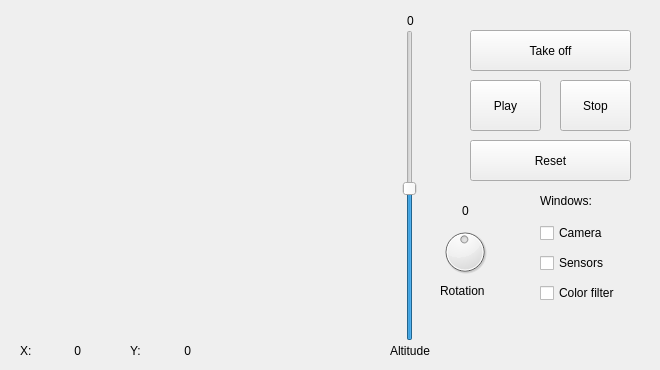
Qt form catkin_ws/src/rqt_follow_road/resource/follow_road.ui (TheRoboticsClub/colab-gsoc2019-Nikhil_Khedekar) before a commit.
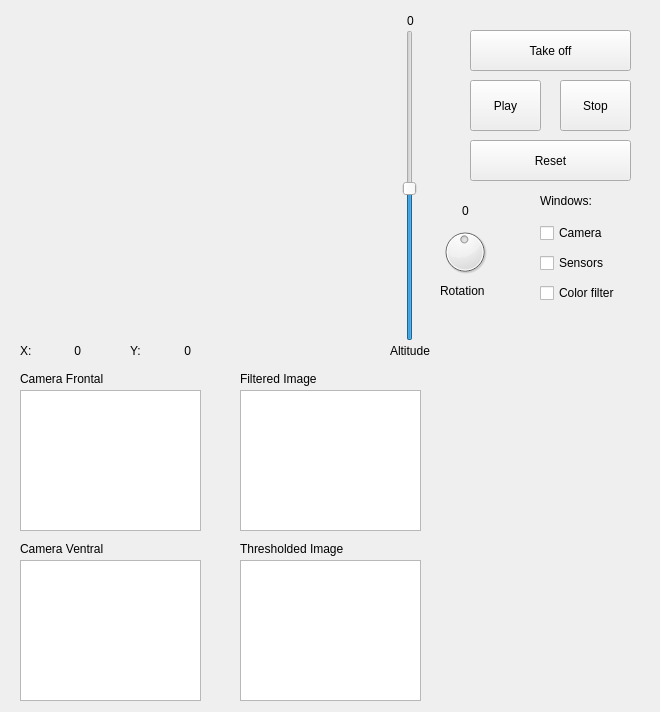
The same form after that commit. Icons and pictures are not drawn.

```diff
--- a/catkin_ws/src/rqt_follow_road/resource/follow_road.ui
+++ b/catkin_ws/src/rqt_follow_road/resource/follow_road.ui
@@ -7,7 +7,7 @@
     <x>0</x>
     <y>0</y>
     <width>660</width>
-    <height>370</height>
+    <height>712</height>
    </rect>
   </property>
   <property name="minimumSize">
@@ -19,13 +19,21 @@
   <property name="maximumSize">
    <size>
     <width>660</width>
-    <height>370</height>
+    <height>1000</height>
    </size>
   </property>
   <property name="windowTitle">
    <string>Follow Road</string>
   </property>
-  <widget class="QWidget" name="centralwidget">
+  <widget class="QWidget" name="centralwidget" native="true">
+   <property name="geometry">
+    <rect>
+     <x>0</x>
+     <y>0</y>
+     <width>651</width>
+     <height>361</height>
+    </rect>
+   </property>
    <widget class="QPushButton" name="takeoffButton">
     <property name="geometry">
      <rect>
@@ -316,6 +324,98 @@
     </layout>
    </widget>
   </widget>
+  <widget class="QGraphicsView" name="cam_frontal">
+   <property name="geometry">
+    <rect>
+     <x>20</x>
+     <y>390</y>
+     <width>181</width>
+     <height>141</height>
+    </rect>
+   </property>
+  </widget>
+  <widget class="QLabel" name="label">
+   <property name="geometry">
+    <rect>
+     <x>20</x>
+     <y>370</y>
+     <width>111</width>
+     <height>17</height>
+    </rect>
+   </property>
+   <property name="text">
+    <string>Camera Frontal</string>
+   </property>
+  </widget>
+  <widget class="QLabel" name="label_2">
+   <property name="geometry">
+    <rect>
+     <x>20</x>
+     <y>540</y>
+     <width>111</width>
+     <height>17</height>
+    </rect>
+   </property>
+   <property name="text">
+    <string>Camera Ventral</string>
+   </property>
+  </widget>
+  <widget class="QGraphicsView" name="cam_ventral">
+   <property name="geometry">
+    <rect>
+     <x>20</x>
+     <y>560</y>
+     <width>181</width>
+     <height>141</height>
+    </rect>
+   </property>
+  </widget>
+  <widget class="QGraphicsView" name="img_filtered">
+   <property name="geometry">
+    <rect>
+     <x>240</x>
+     <y>390</y>
+     <width>181</width>
+     <height>141</height>
+    </rect>
+   </property>
+  </widget>
+  <widget class="QGraphicsView" name="img_threshed">
+   <property name="geometry">
+    <rect>
+     <x>240</x>
+     <y>560</y>
+     <width>181</width>
+     <height>141</height>
+    </rect>
+   </property>
+  </widget>
+  <widget class="QLabel" name="label_3">
+   <property name="geometry">
+    <rect>
+     <x>240</x>
+     <y>370</y>
+     <width>111</width>
+     <height>17</height>
+    </rect>
+   </property>
+   <property name="text">
+    <string>Filtered Image</string>
+   </property>
+  </widget>
+  <widget class="QLabel" name="label_4">
+   <property name="geometry">
+    <rect>
+     <x>240</x>
+     <y>540</y>
+     <width>131</width>
+     <height>17</height>
+    </rect>
+   </property>
+   <property name="text">
+    <string>Thresholded Image</string>
+   </property>
+  </widget>
  </widget>
  <!-- <resources>
   <include location="resources.qrc"/>
```
Left out of the diff: 8 changed lines with no effect on the pictures.
